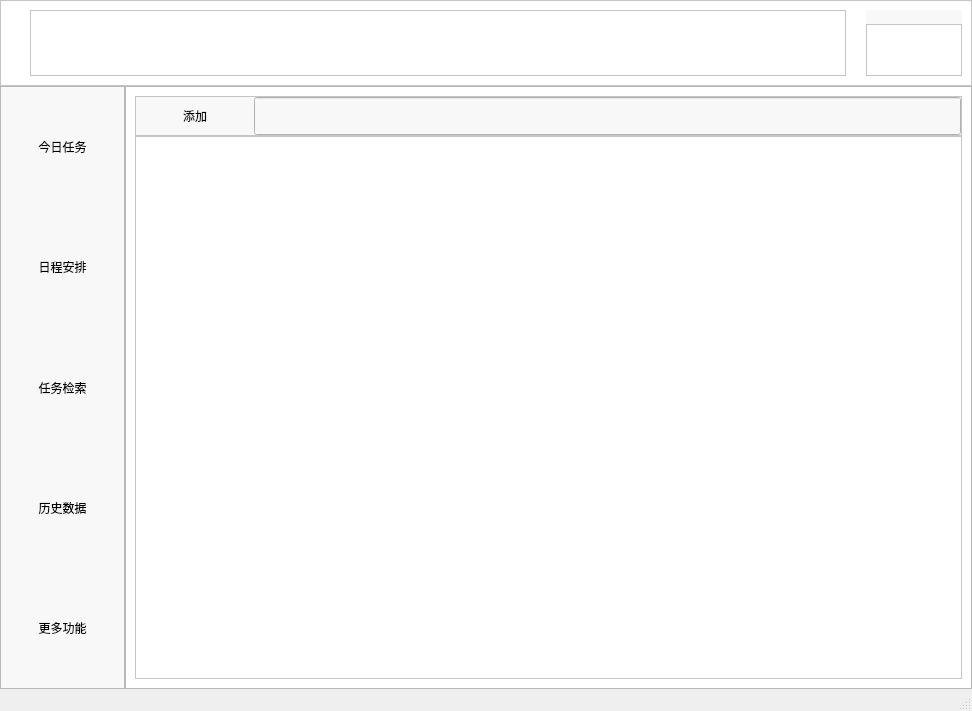
First picture: the form in pro/untitled.ui, repository cjj826/BUAA_2022_Python_XHZZ, before the edit.
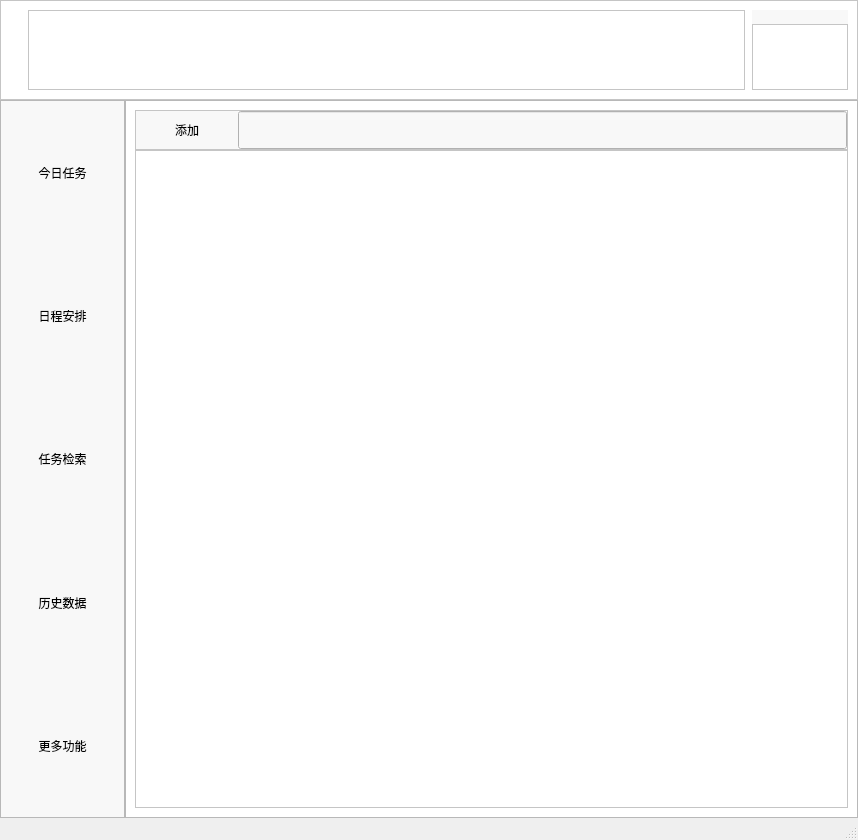
Second picture: the form after the edit. Icons and pictures are not drawn.

Diff of the .ui file:
```diff
--- a/pro/untitled.ui
+++ b/pro/untitled.ui
@@ -6,8 +6,8 @@
    <rect>
     <x>0</x>
     <y>0</y>
-    <width>972</width>
-    <height>711</height>
+    <width>858</width>
+    <height>840</height>
    </rect>
   </property>
   <property name="sizePolicy">
@@ -72,7 +72,7 @@
         </property>
         <layout class="QHBoxLayout" name="horizontalLayout_10">
          <item>
-          <layout class="QHBoxLayout" name="horizontalLayout_9" stretch="1,40,1,1">
+          <layout class="QHBoxLayout" name="horizontalLayout_9" stretch="1,40,0,1">
            <property name="spacing">
             <number>0</number>
            </property>
@@ -117,7 +117,7 @@
               <bool>true</bool>
              </property>
              <property name="sizePolicy">
-              <sizepolicy hsizetype="Expanding" vsizetype="Expanding">
+              <sizepolicy hsizetype="Preferred" vsizetype="Preferred">
                <horstretch>0</horstretch>
                <verstretch>0</verstretch>
               </sizepolicy>
```
Left out of the diff: 2 changed lines with no effect on the pictures.
